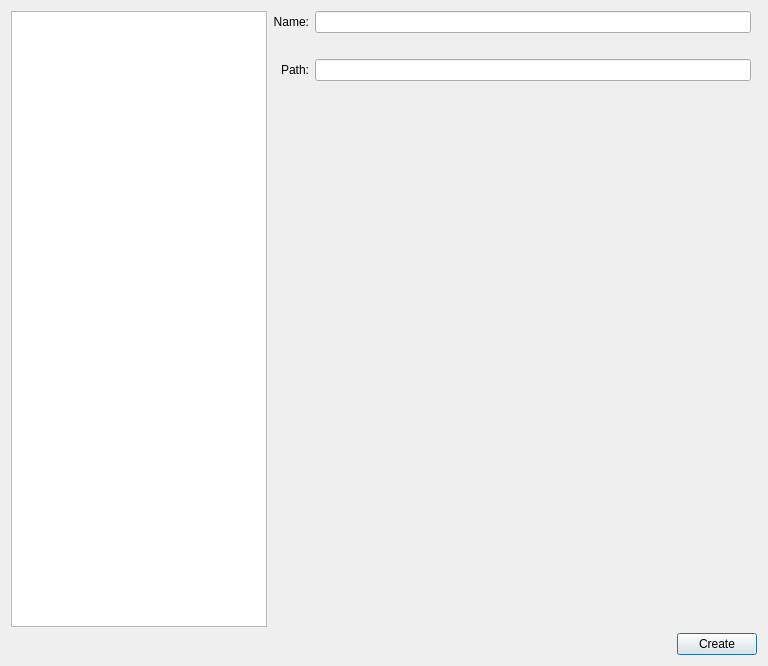
Before: the Qt Designer form uis/flow/editor/document/new_document_dialog.ui in AdamMinge/pillar_app, drawn with Qt 5.
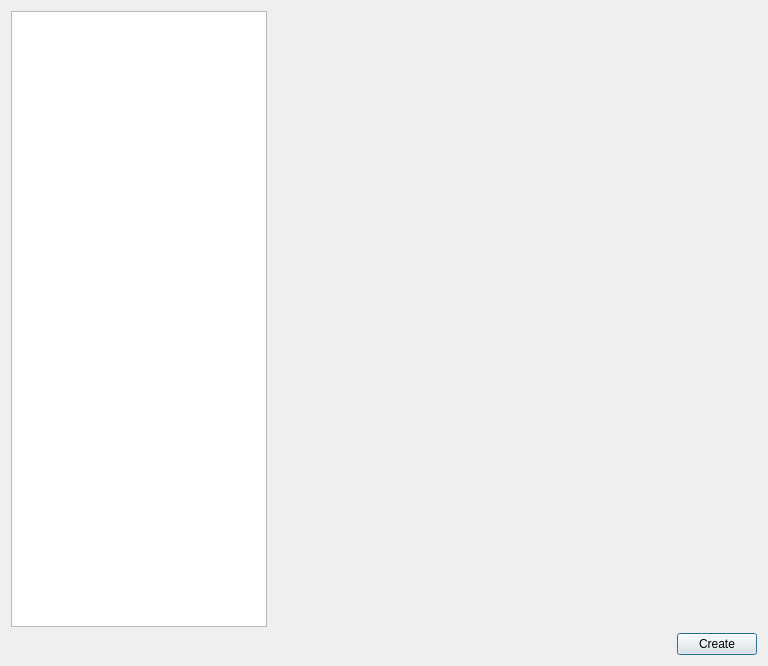
After: the same form once the commit is applied. Custom widgets are drawn as their Qt base class.

Commit message: add NameAndPathFiller Widget and use it in document/project creation dialog

```diff
--- a/uis/flow/editor/document/new_document_dialog.ui
+++ b/uis/flow/editor/document/new_document_dialog.ui
@@ -34,71 +34,7 @@
           <number>0</number>
          </property>
          <item>
-          <layout class="QGridLayout" name="gridLayout">
-           <property name="topMargin">
-            <number>0</number>
-           </property>
-           <item row="4" column="0" colspan="3">
-            <widget class="QLabel" name="m_document_path_error_message">
-             <property name="styleSheet">
-              <string notr="true">color : #ed4337</string>
-             </property>
-             <property name="text">
-              <string notr="true"/>
-             </property>
-             <property name="alignment">
-              <set>Qt::AlignCenter</set>
-             </property>
-            </widget>
-           </item>
-           <item row="2" column="0" colspan="2">
-            <widget class="QLabel" name="m_document_name_error_message">
-             <property name="styleSheet">
-              <string notr="true">color : #ed4337</string>
-             </property>
-             <property name="text">
-              <string notr="true"/>
-             </property>
-             <property name="alignment">
-              <set>Qt::AlignCenter</set>
-             </property>
-            </widget>
-           </item>
-           <item row="1" column="0">
-            <widget class="QLabel" name="m_document_name_label">
-             <property name="text">
-              <string>Name:</string>
-             </property>
-             <property name="alignment">
-              <set>Qt::AlignRight|Qt::AlignTrailing|Qt::AlignVCenter</set>
-             </property>
-            </widget>
-           </item>
-           <item row="1" column="1">
-            <widget class="QLineEdit" name="m_document_name_edit">
-             <property name="text">
-              <string notr="true"/>
-             </property>
-            </widget>
-           </item>
-           <item row="3" column="1">
-            <widget class="utils::QtDirBrowserLineEdit" name="m_document_path_edit">
-             <property name="text">
-              <string notr="true"/>
-             </property>
-            </widget>
-           </item>
-           <item row="3" column="0">
-            <widget class="QLabel" name="m_document_path_label">
-             <property name="text">
-              <string>Path:</string>
-             </property>
-             <property name="alignment">
-              <set>Qt::AlignRight|Qt::AlignTrailing|Qt::AlignVCenter</set>
-             </property>
-            </widget>
-           </item>
-          </layout>
+          <widget class="utils::QtNameAndPathFiller" name="m_name_and_path_filler" native="true"/>
          </item>
          <item>
           <widget class="QStackedWidget" name="m_stacked_widget">
@@ -150,9 +86,10 @@
  </widget>
  <customwidgets>
   <customwidget>
-   <class>utils::QtDirBrowserLineEdit</class>
-   <extends>QLineEdit</extends>
-   <header location="global">flow/utils/qt/line_edit/dir_browser_line_edit.h</header>
+   <class>utils::QtNameAndPathFiller</class>
+   <extends>QWidget</extends>
+   <header location="global">flow/utils/qt/widget/name_and_path_filler.h</header>
+   <container>1</container>
   </customwidget>
  </customwidgets>
  <resources/>
```
The commit also changes 14 other files.
